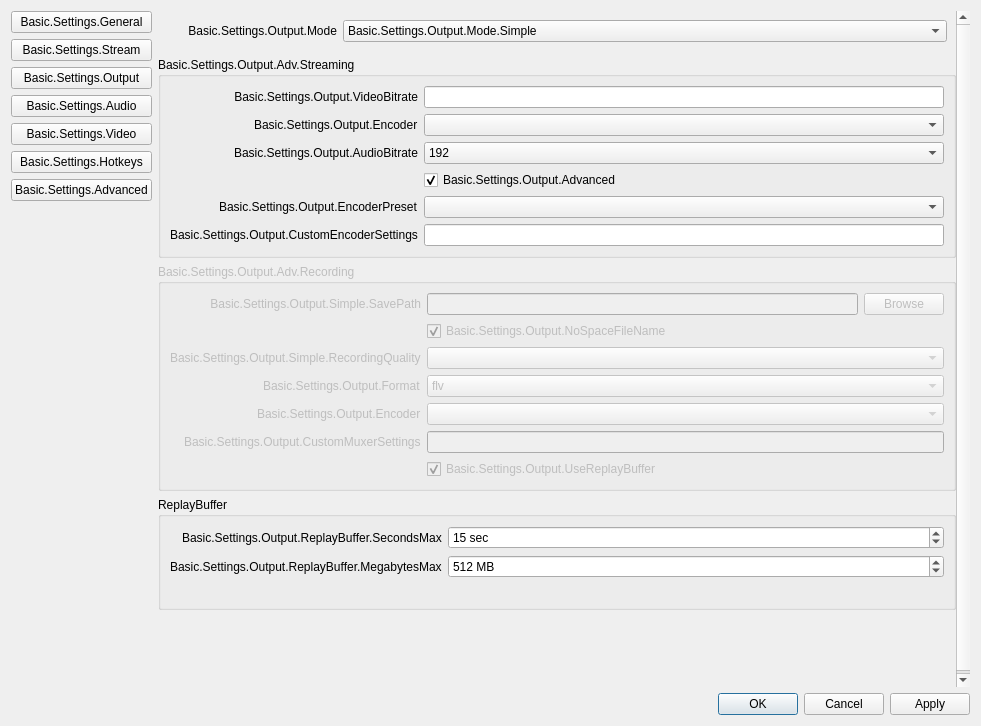
Old version of the form vendor_skins/RemoteFilming/UI/forms/OBSBasicSettings.ui in the repository CoSMoSoftware/OBS-studio-webrtc.
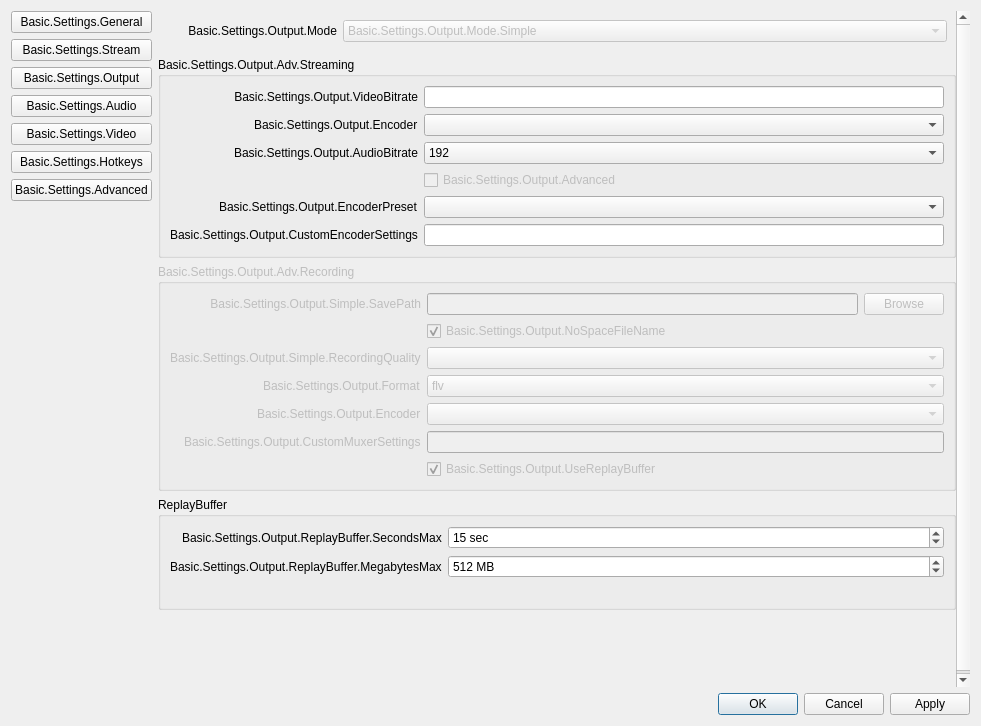
New version of the form. The open tabs and pages were chosen to show the change. Icons and pictures are not drawn. Custom widgets are drawn as their Qt base class.

Commit message: RFS: output mode: do not display Output Mode drop down

Diff of the .ui file:
```diff
--- a/vendor_skins/RemoteFilming/UI/forms/OBSBasicSettings.ui
+++ b/vendor_skins/RemoteFilming/UI/forms/OBSBasicSettings.ui
@@ -1586,7 +1586,7 @@
                 <item row="0" column="1">
                  <widget class="QComboBox" name="outputMode">
                   <property name="enabled">
-                   <bool>true</bool>
+                   <bool>false</bool>
                   </property>
                   <property name="sizePolicy">
                    <sizepolicy hsizetype="Expanding" vsizetype="Fixed">
@@ -1760,8 +1760,14 @@
                       <property name="text">
                        <string>Basic.Settings.Output.Advanced</string>
                       </property>
+                      <property name="visible">
+                       <bool>false</bool>
+                      </property>
+                      <property name="enabled">
+                       <bool>false</bool>
+                      </property>
                       <property name="checked">
-                       <bool>true</bool>
+                       <bool>false</bool>
                       </property>
                      </widget>
                     </item>
```
Left out of the diff: 6 changed lines with no effect on the pictures.
